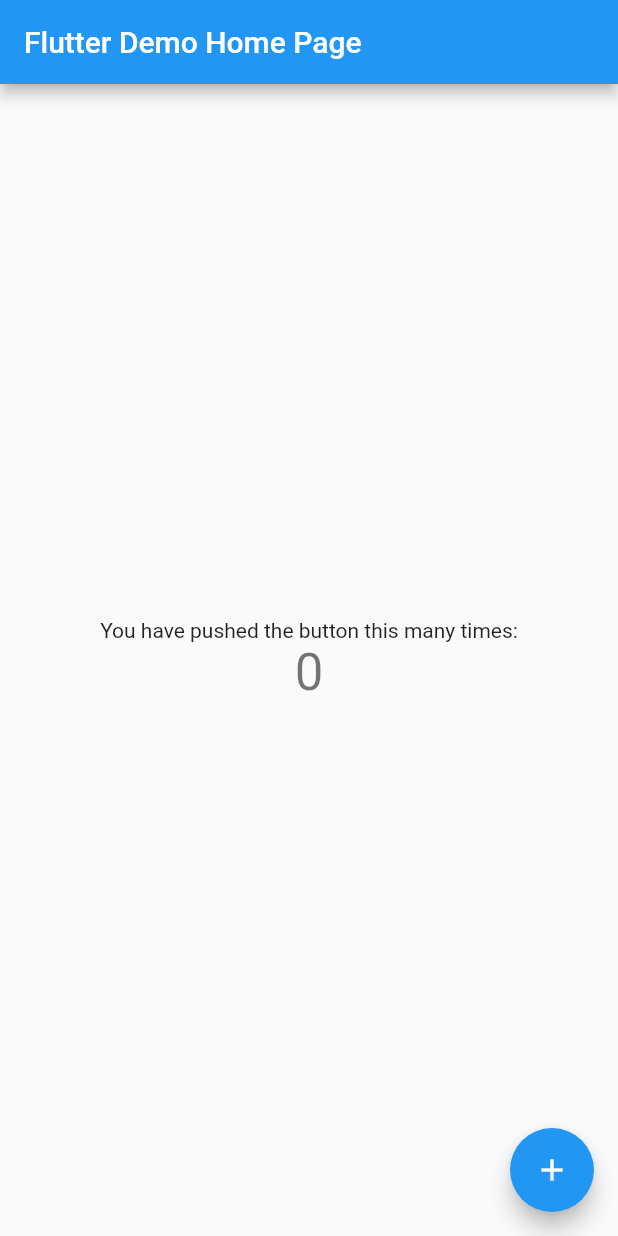
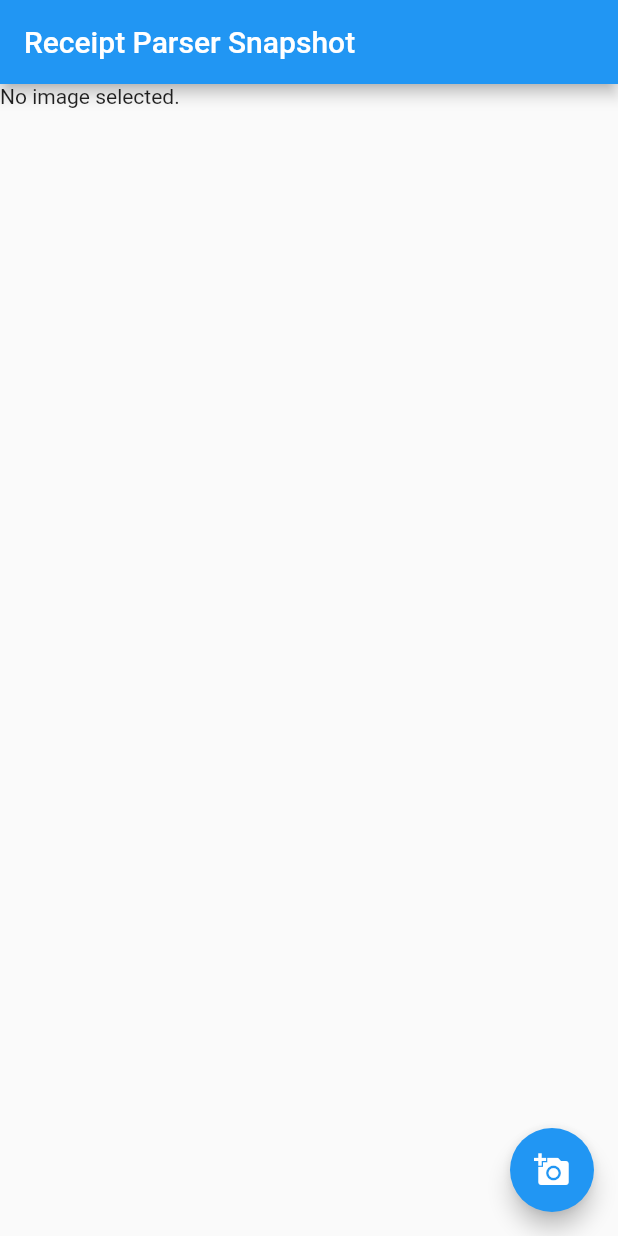
Before and after one commit to captainhorsepower/receipt_parser, a Flutter app: the screen it shows after launch, on a phone screen of 412 x 824 dp. Run offline on Flutter 3.47's test engine with Material 2 defaults, Android fonts, the phone set to English and light mode, and no system bars; our stand-ins replace image_picker; missing offline and left inert: firebase_ml_vision; accounts and stored records are empty.

```diff
--- a/lib/main.dart
+++ b/lib/main.dart
@@ -1,111 +1,113 @@
+import 'dart:io';
+
+import 'package:firebase_ml_vision/firebase_ml_vision.dart';
 import 'package:flutter/material.dart';
+import 'package:image_picker/image_picker.dart';
 
 void main() => runApp(MyApp());
 
 class MyApp extends StatelessWidget {
-  // This widget is the root of your application.
   @override
   Widget build(BuildContext context) {
     return MaterialApp(
       title: 'Flutter Demo',
       theme: ThemeData(
-        // This is the theme of your application.
-        //
-        // Try running your application with "flutter run". You'll see the
-        // application has a blue toolbar. Then, without quitting the app, try
-        // changing the primarySwatch below to Colors.green and then invoke
-        // "hot reload" (press "r" in the console where you ran "flutter run",
-        // or simply save your changes to "hot reload" in a Flutter IDE).
-        // Notice that the counter didn't reset back to zero; the application
-        // is not restarted.
         primarySwatch: Colors.blue,
       ),
-      home: MyHomePage(title: 'Flutter Demo Home Page'),
+      home: ReceiptPareserHomePage(),
     );
   }
 }
 
-class MyHomePage extends StatefulWidget {
-  MyHomePage({Key key, this.title}) : super(key: key);
-
-  // This widget is the home page of your application. It is stateful, meaning
-  // that it has a State object (defined below) that contains fields that affect
-  // how it looks.
-
-  // This class is the configuration for the state. It holds the values (in this
-  // case the title) provided by the parent (in this case the App widget) and
-  // used by the build method of the State. Fields in a Widget subclass are
-  // always marked "final".
-
-  final String title;
-
+class ReceiptPareserHomePage extends StatefulWidget {
   @override
-  _MyHomePageState createState() => _MyHomePageState();
+  _ReceiptPareserHomePageState createState() => _ReceiptPareserHomePageState();
 }
 
-class _MyHomePageState extends State<MyHomePage> {
-  int _counter = 0;
+class _ReceiptPareserHomePageState extends State<ReceiptPareserHomePage> {
+  File _image;
+  VisionText _visionText;
 
-  void _incrementCounter() {
-    setState(() {
-      // This call to setState tells the Flutter framework that something has
-      // changed in this State, which causes it to rerun the build method below
-      // so that the display can reflect the updated values. If we changed
-      // _counter without calling setState(), then the build method would not be
-      // called again, and so nothing would appear to happen.
-      _counter++;
-    });
+  Future _pickAnImage(src) async {
+    print('picking image...');
+
+    final imageFile = await ImagePicker.pickImage(
+      source: src,
+    );
+
+    print('picked image: $imageFile.toString()');
+
+    final FirebaseVisionImage visionImage =
+        FirebaseVisionImage.fromFile(imageFile);
+
+    final TextRecognizer textRecognizer =
+        FirebaseVision.instance.textRecognizer();
+
+    print('started text recognition;');
+
+    final VisionText recognizedText =
+        await textRecognizer.processImage(visionImage);
+
+    print('text recoginzed.');
+
+    if (mounted) {
+      setState(() {
+        _image = imageFile;
+        _visionText = recognizedText;
+      });
+    }
+  }
+
+  _findMaxSum() {
+    String text = _visionText.blocks
+          .map( (block) => block.text )
+          .join('\n');
+
+    RegExp exp = new RegExp(r"\d{1,4}\.\d{2}");
+    Iterable<RegExpMatch> matches = exp.allMatches(text);
+
+    if (matches == null || matches.isEmpty) {
+      return "TOTAL SUM NOT FOUND";
+    }
+
+    return matches
+        .map( (match) => match.group(0) )
+        .map( (str) => double.parse(str) )
+        .reduce( (curr, next) => curr > next ? curr : next)
+        .toString();
   }
 
   @override
   Widget build(BuildContext context) {
-    // This method is rerun every time setState is called, for instance as done
-    // by the _incrementCounter method above.
-    //
-    // The Flutter framework has been optimized to make rerunning build methods
-    // fast, so that you can just rebuild anything that needs updating rather
-    // than having to individually change instances of widgets.
     return Scaffold(
       appBar: AppBar(
-        // Here we take the value from the MyHomePage object that was created by
-        // the App.build method, and use it to set our appbar title.
-        title: Text(widget.title),
+        title: Text("Receipt Parser Snapshot"),
       ),
       body: Center(
-        // Center is a layout widget. It takes a single child and positions it
-        // in the middle of the parent.
-        child: Column(
-          // Column is also layout widget. It takes a list of children and
-          // arranges them vertically. By default, it sizes itself to fit its
-          // children horizontally, and tries to be as tall as its parent.
-          //
-          // Invoke "debug painting" (press "p" in the console, choose the
-          // "Toggle Debug Paint" action from the Flutter Inspector in Android
-          // Studio, or the "Toggle Debug Paint" command in Visual Studio Code)
-          // to see the wireframe for each widget.
-          //
-          // Column has various properties to control how it sizes itself and
-          // how it positions its children. Here we use mainAxisAlignment to
-          // center the children vertically; the main axis here is the vertical
-          // axis because Columns are vertical (the cross axis would be
-          // horizontal).
-          mainAxisAlignment: MainAxisAlignment.center,
+        child: ListView(
           children: <Widget>[
-            Text(
-              'You have pushed the button this many times:',
-            ),
-            Text(
-              '$_counter',
-              style: Theme.of(context).textTheme.display1,
-            ),
+            _image == null
+                ? Text('No image selected.')
+                : Column(
+                    children: <Widget>[
+                      GestureDetector(
+                        child: Image.file(_image),
+                        onDoubleTap: () => _pickAnImage(ImageSource.gallery),
+                      ),
+                      Text("MAX SUM? :"),
+                      Text(
+                        _findMaxSum()
+                      ),
+                    ],
+                  ),
           ],
         ),
       ),
       floatingActionButton: FloatingActionButton(
-        onPressed: _incrementCounter,
-        tooltip: 'Increment',
-        child: Icon(Icons.add),
-      ), // This trailing comma makes auto-formatting nicer for build methods.
+        onPressed: () => _pickAnImage(ImageSource.camera),
+        tooltip: 'Pick an Image',
+        child: Icon(Icons.add_a_photo),
+      ),
     );
   }
 }
```
